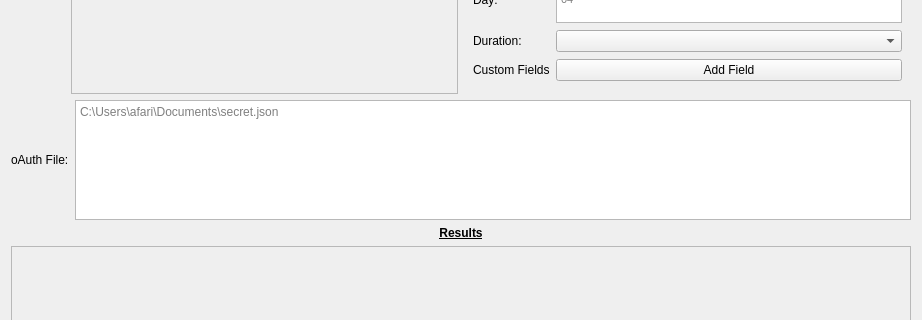
Above: Utilities/GoogleDriveHandler/GDriveDataImport/import_google_drive_popup.ui from Georgia-Tech-Off-Road/GTORDaata before the change; both pictures show x 0 to 922 and y 226 to 546 of the 922 by 786 pixel window. Below: the same form after it.
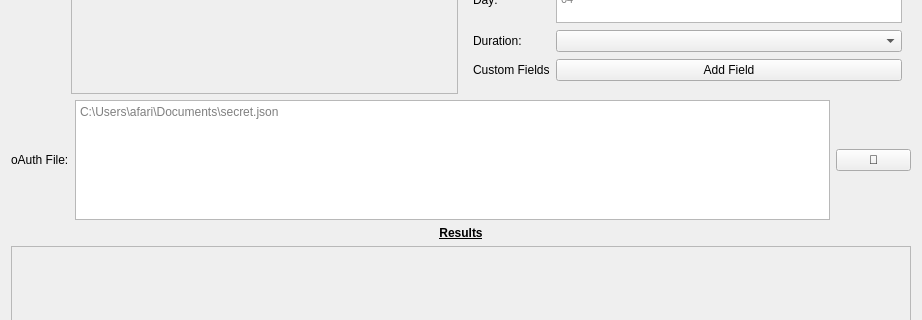
That is the form after the change.

Patch:
```diff
--- a/Utilities/GoogleDriveHandler/GDriveDataImport/import_google_drive_popup.ui
+++ b/Utilities/GoogleDriveHandler/GDriveDataImport/import_google_drive_popup.ui
@@ -260,7 +260,7 @@
     </layout>
    </item>
    <item>
-    <layout class="QHBoxLayout" name="horizontalLayout">
+    <layout class="QGridLayout" name="gridLayout_4">
      <property name="sizeConstraint">
       <enum>QLayout::SetDefaultConstraint</enum>
      </property>
@@ -277,7 +277,7 @@
        </property>
       </widget>
      </item>
-     <item>
+     <item row="0" column="1">
       <widget class="QPlainTextEdit" name="sec_file">
        <property name="maximumSize">
         <size>
@@ -290,6 +290,19 @@
        </property>
       </widget>
      </item>
+     <item row="0" column="2">
+      <widget class="QPushButton" name="selectFile">
+       <property name="maximumSize">
+        <size>
+         <width>75</width>
+         <height>16777215</height>
+        </size>
+       </property>
+       <property name="text">
+        <string>📁</string>
+       </property>
+      </widget>
+     </item>
     </layout>
    </item>
    <item>
```
Left out of the diff: 2 changed lines with no effect on the pictures.
